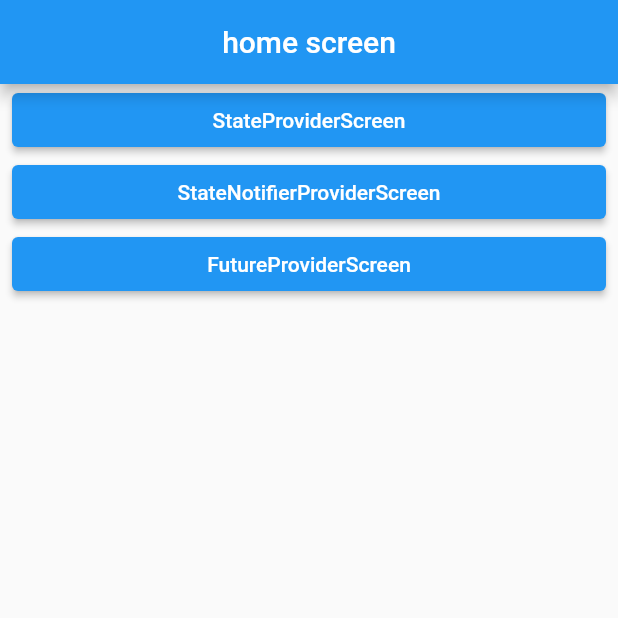
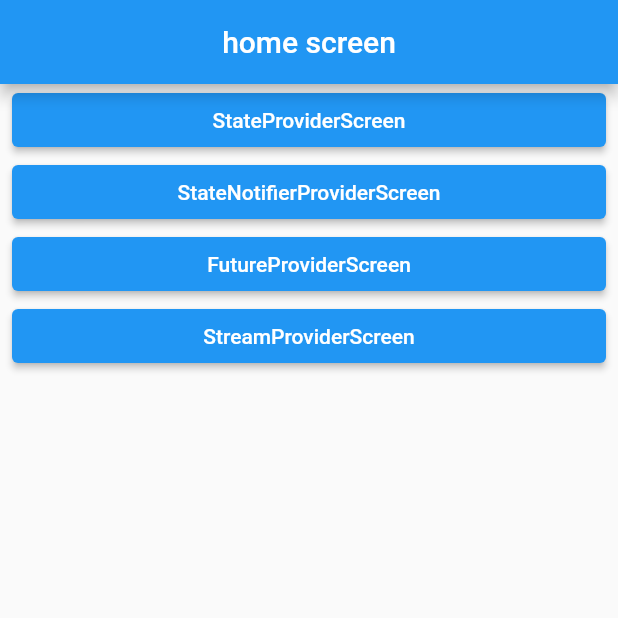
Before and after one commit to so0ng0970/river_pod, a Flutter app: the screen it shows after launch, on a phone screen of 412 x 824 dp, the top half of it. Run offline on Flutter 3.47's test engine with Material 2 defaults, Android fonts, the phone set to English and light mode, and no system bars; our stand-ins replace flutter_riverpod.

Commit message:
StreamProvider

```diff
--- a/lib/screen/home_screen.dart
+++ b/lib/screen/home_screen.dart
@@ -2,6 +2,7 @@ import 'package:flutter/material.dart';
 import 'package:river_pd/screen/future_provider_screen.dart';
 import 'package:river_pd/screen/state_notifier_provider_screen.dart';
 import 'package:river_pd/screen/state_provider_screen.dart';
+import 'package:river_pd/screen/stream_provider_screen.dart';
 
 import '../layout/default_layout.dart';
 
@@ -50,6 +51,18 @@ class HomeScreen extends StatelessWidget {
               'FutureProviderScreen',
             ),
           ),
+          ElevatedButton(
+            onPressed: () {
+              Navigator.of(context).push(
+                MaterialPageRoute(
+                  builder: (_) => const StreamProviderScreen(),
+                ),
+              );
+            },
+            child: const Text(
+              'StreamProviderScreen',
+            ),
+          ),
         ],
       ),
     );
```
Also changed, not shown: lib/riverpod/stream_provider.dart (added, +12 -0 lines), lib/screen/stream_provider_screen.dart (added, +29 -0 lines).
